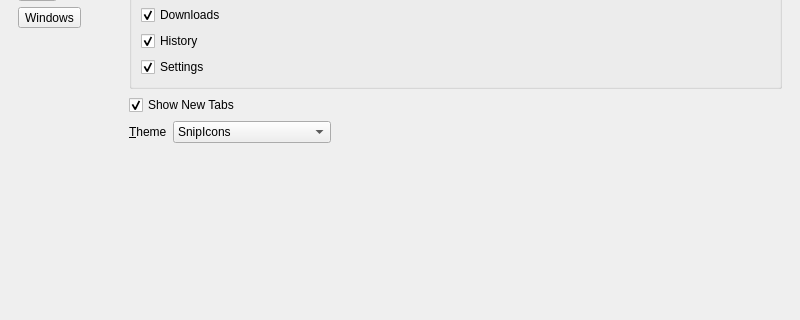
Qt form 2.x/UI/dooble_settings.ui (textbrowser/dooble) before a commit; both pictures show x 0 to 800 and y 146 to 466 of the 800 by 700 pixel window.
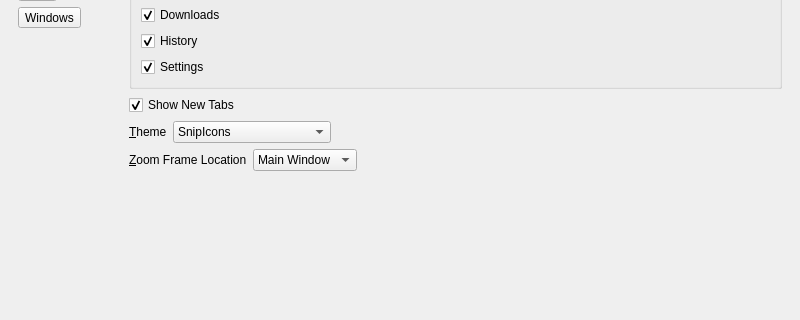
The same form after that commit. The open tabs and pages were chosen to show the change. Icons and pictures are not drawn.

```diff
--- a/2.x/UI/dooble_settings.ui
+++ b/2.x/UI/dooble_settings.ui
@@ -450,6 +450,56 @@
             </item>
            </layout>
           </item>
+          <item>
+           <layout class="QHBoxLayout" name="horizontalLayout_11">
+            <item>
+             <widget class="QLabel" name="label_21">
+              <property name="text">
+               <string>&amp;Zoom Frame Location</string>
+              </property>
+              <property name="buddy">
+               <cstring>zoom_frame_location</cstring>
+              </property>
+             </widget>
+            </item>
+            <item>
+             <widget class="QComboBox" name="zoom_frame_location">
+              <property name="currentIndex">
+               <number>0</number>
+              </property>
+              <property name="insertPolicy">
+               <enum>QComboBox::NoInsert</enum>
+              </property>
+              <property name="sizeAdjustPolicy">
+               <enum>QComboBox::AdjustToContents</enum>
+              </property>
+              <item>
+               <property name="text">
+                <string>Main Window</string>
+               </property>
+              </item>
+              <item>
+               <property name="text">
+                <string>Popup Menu</string>
+               </property>
+              </item>
+             </widget>
+            </item>
+            <item>
+             <spacer name="horizontalSpacer_13">
+              <property name="orientation">
+               <enum>Qt::Horizontal</enum>
+              </property>
+              <property name="sizeHint" stdset="0">
+               <size>
+                <width>40</width>
+                <height>20</height>
+               </size>
+              </property>
+             </spacer>
+            </item>
+           </layout>
+          </item>
           <item>
            <spacer name="verticalSpacer_3">
             <property name="orientation">
```
Left out of the diff: 29 changed lines with no effect on the pictures.
